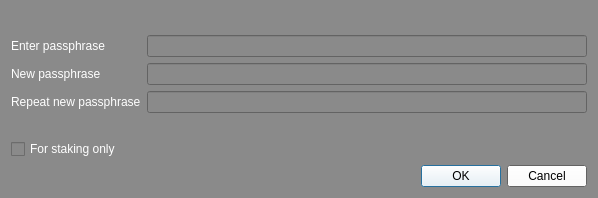
The window that src/qt/forms/askpassphrasedialog.ui (Sterlingcoin/Sterlingcoin-1.6.2.0-Release) describes before a commit, drawn with Qt 5.
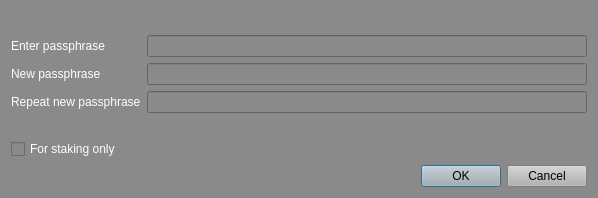
The same window after the commit.

```diff
--- a/src/qt/forms/askpassphrasedialog.ui
+++ b/src/qt/forms/askpassphrasedialog.ui
@@ -927,8 +927,156 @@
    </item>
    <item>
     <widget class="QDialogButtonBox" name="buttonBox">
+     <property name="palette">
+      <palette>
+       <active>
+        <colorrole role="Button">
+         <brush brushstyle="SolidPattern">
+          <color alpha="255">
+           <red>178</red>
+           <green>178</green>
+           <blue>178</blue>
+          </color>
+         </brush>
+        </colorrole>
+        <colorrole role="ButtonText">
+         <brush brushstyle="SolidPattern">
+          <color alpha="255">
+           <red>255</red>
+           <green>255</green>
+           <blue>255</blue>
+          </color>
+         </brush>
+        </colorrole>
+        <colorrole role="Base">
+         <brush brushstyle="SolidPattern">
+          <color alpha="255">
+           <red>178</red>
+           <green>178</green>
+           <blue>178</blue>
+          </color>
+         </brush>
+        </colorrole>
+        <colorrole role="Window">
+         <brush brushstyle="SolidPattern">
+          <color alpha="255">
+           <red>178</red>
+           <green>178</green>
+           <blue>178</blue>
+          </color>
+         </brush>
+        </colorrole>
+        <colorrole role="Highlight">
+         <brush brushstyle="SolidPattern">
+          <color alpha="255">
+           <red>240</red>
+           <green>119</green>
+           <blue>70</blue>
+          </color>
+         </brush>
+        </colorrole>
+       </active>
+       <inactive>
+        <colorrole role="Button">
+         <brush brushstyle="SolidPattern">
+          <color alpha="255">
+           <red>178</red>
+           <green>178</green>
+           <blue>178</blue>
+          </color>
+         </brush>
+        </colorrole>
+        <colorrole role="ButtonText">
+         <brush brushstyle="SolidPattern">
+          <color alpha="255">
+           <red>255</red>
+           <green>255</green>
+           <blue>255</blue>
+          </color>
+         </brush>
+        </colorrole>
+        <colorrole role="Base">
+         <brush brushstyle="SolidPattern">
+          <color alpha="255">
+           <red>178</red>
+           <green>178</green>
+           <blue>178</blue>
+          </color>
+         </brush>
+        </colorrole>
+        <colorrole role="Window">
+         <brush brushstyle="SolidPattern">
+          <color alpha="255">
+           <red>178</red>
+           <green>178</green>
+           <blue>178</blue>
+          </color>
+         </brush>
+        </colorrole>
+        <colorrole role="Highlight">
+         <brush brushstyle="SolidPattern">
+          <color alpha="255">
+           <red>178</red>
+           <green>178</green>
+           <blue>178</blue>
+          </color>
+         </brush>
+        </colorrole>
+       </inactive>
+       <disabled>
+        <colorrole role="Button">
+         <brush brushstyle="SolidPattern">
+          <color alpha="255">
+           <red>178</red>
+           <green>178</green>
+           <blue>178</blue>
+          </color>
+         </brush>
+        </colorrole>
+        <colorrole role="ButtonText">
+         <brush brushstyle="SolidPattern">
+          <color alpha="255">
+           <red>138</red>
+           <green>138</green>
+           <blue>138</blue>
+          </color>
+         </brush>
+        </colorrole>
+        <colorrole role="Base">
+         <brush brushstyle="SolidPattern">
+          <color alpha="255">
+           <red>178</red>
+           <green>178</green>
+           <blue>178</blue>
+          </color>
+         </brush>
+        </colorrole>
+        <colorrole role="Window">
+         <brush brushstyle="SolidPattern">
+          <color alpha="255">
+           <red>178</red>
+           <green>178</green>
+           <blue>178</blue>
+          </color>
+         </brush>
+        </colorrole>
+        <colorrole role="Highlight">
+         <brush brushstyle="SolidPattern">
+          <color alpha="255">
+           <red>178</red>
+           <green>178</green>
+           <blue>178</blue>
+          </color>
+         </brush>
+        </colorrole>
+       </disabled>
+      </palette>
+     </property>
      <property name="autoFillBackground">
-      <bool>true</bool>
+      <bool>false</bool>
+     </property>
+     <property name="styleSheet">
+      <string notr="true">background-color: rgb(178, 178, 178);</string>
      </property>
      <property name="orientation">
       <enum>Qt::Horizontal</enum>
```
